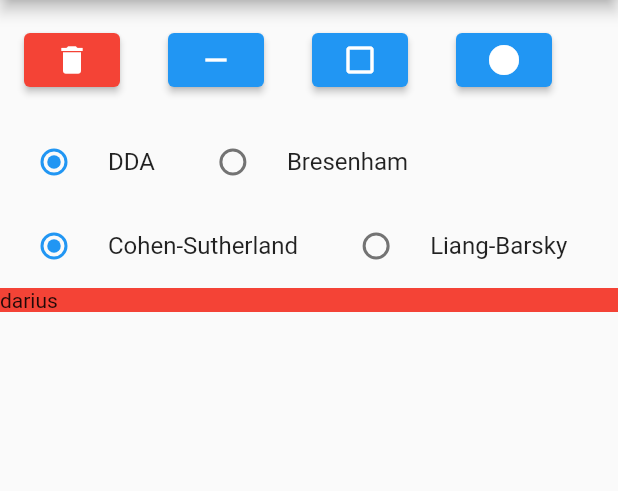
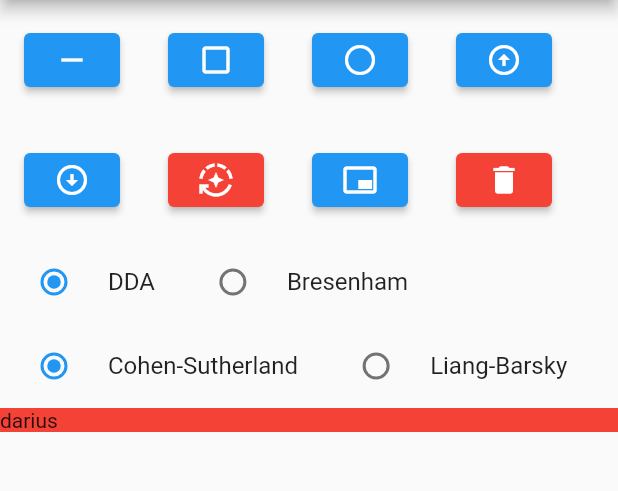
Before and after one commit to Saimom000/TP1_Paint, a Flutter app: the screen it shows after launch, after a tap on the "remove" icon, on a phone screen of 412 x 824 dp, the part 84-575 px from its top. Run offline on Flutter 3.47's test engine with Material 2 defaults, Android fonts, the phone set to English and light mode, and no system bars.

Commit message:
ajustando botões

```diff
--- a/lib/main.dart
+++ b/lib/main.dart
@@ -44,12 +44,43 @@ class MyHomePage extends StatefulWidget {
   State<MyHomePage> createState() => _MyHomePageState();
 }
 
+class IconItem extends StatelessWidget {
+  final IconData iconItem;
+  final String descricao;
+  final Color cor;
+  final Color corBotao;
+  final Function() funcao;
+
+  const IconItem(
+      this.iconItem, this.descricao, this.cor, this.corBotao, this.funcao,
+      {super.key});
+
+  @override
+  Widget build(BuildContext context) {
+    return Padding(
+        padding: const EdgeInsets.all(16.0),
+        child: Tooltip(
+          message: descricao,
+          child: ElevatedButton(
+            style: ElevatedButton.styleFrom(backgroundColor: corBotao),
+            onPressed: funcao,
+            child: Icon(
+              iconItem,
+              color: cor,
+            ),
+          ),
+        ));
+  }
+}
+
 class _MyHomePageState extends State<MyHomePage> {
   Objeto? _objetoAtual;
 
   // final todosObjetos = <Objeto>[];
   List<Objeto> todosObjetos = [];
   var scale = 60.0;
+  static const movimentoTela = 5.0;
+  var pixel = 1.0;
   var rastAlg = false;
   var recoAlg = false;
   var fechar = false;
@@ -61,13 +92,20 @@ class _MyHomePageState extends State<MyHomePage> {
     _criarObjeto();
   }
 
+  Paint _corObjetos() {
+    final paint = Paint()
+      ..color = Colors.black
+      ..strokeWidth = pixel;
+    return paint;
+  }
+
   void _criarObjeto() {
-    _objetoAtual = Objeto(fechar);
+    _objetoAtual = Objeto(fechar, _corObjetos());
     todosObjetos.add(_objetoAtual!);
   }
 
   void _criarCirculo() {
-    _objetoAtual = Circulo(fechar);
+    _objetoAtual = Circulo(fechar, _corObjetos());
     todosObjetos.add(_objetoAtual!);
   }
 
@@ -78,8 +116,8 @@ class _MyHomePageState extends State<MyHomePage> {
       } else if (_objetoAtual!.points.length < 2) {
         _objetoAtual?.points.add(details.localPosition);
       } else {
-        _objetoAtual = Circulo(fechar);
-        todosObjetos.add(_objetoAtual!);
+        _criarCirculo();
+        _objetoAtual?.points.add(details.localPosition);
       }
     });
   }
@@ -111,6 +149,20 @@ class _MyHomePageState extends State<MyHomePage> {
     });
   }
 
+  void _voltaPasso() {
+    setState(() {
+      if (_objetoAtual!.points.isNotEmpty) {
+        _objetoAtual!.points.removeLast();
+      } else {
+        todosObjetos.removeLast();
+        if (todosObjetos.isNotEmpty) {
+          _objetoAtual = todosObjetos.last;
+          _objetoAtual!.points.removeLast();
+        }
+      }
+    });
+  }
+
   void _mudarEscala(int i) {
     setState(() {
       scale += i;
@@ -138,16 +190,16 @@ class _MyHomePageState extends State<MyHomePage> {
       body: CallbackShortcuts(
         bindings: <ShortcutActivator, VoidCallback>{
           const SingleActivator(LogicalKeyboardKey.arrowLeft): () {
-            _mover(-3, 0);
+            _mover(movimentoTela * -1, 0);
           },
           const SingleActivator(LogicalKeyboardKey.arrowRight): () {
-            _mover(3, 0);
+            _mover(movimentoTela, 0);
           },
           const SingleActivator(LogicalKeyboardKey.arrowUp): () {
-            _mover(0, -3);
+            _mover(0, movimentoTela * -1);
           },
           const SingleActivator(LogicalKeyboardKey.arrowDown): () {
-            _mover(0, 3);
+            _mover(0, movimentoTela);
           },
         },
         child: Listener(
@@ -168,41 +220,37 @@ class _MyHomePageState extends State<MyHomePage> {
               children: [
                 Wrap(
                   children: [
-                    // IconButton(onPressed: () {}, icon: Icon(Icons.abc)),
-                    Padding(
-                      padding: const EdgeInsets.all(16),
-                      child: ElevatedButton(
-                        style: ElevatedButton.styleFrom(
-                            backgroundColor: Colors.red),
-                        onPressed: _limparTodosObjetos,
-                        child: const Icon(Icons.delete),
-                        // label: Text('asdasd'),
-                      ),
-                    ),
-                    Padding(
-                      padding: const EdgeInsets.all(16),
-                      child: ElevatedButton(
-                        onPressed: _botaoObjetoAtual,
-                        child: const Icon(Icons.remove),
-                        // label: Text('asdasd'),
-                      ),
-                    ),
-                    Padding(
-                      padding: const EdgeInsets.all(16),
-                      child: ElevatedButton(
-                        onPressed: _botaoObjetoAtualFechar,
-                        child: const Icon(Icons.check_box_outline_blank),
-                        // label: Text('asdasd'),
-                      ),
-                    ),
-                    Padding(
-                      padding: const EdgeInsets.all(16),
-                      child: ElevatedButton(
-                        onPressed: _botaoCirculo,
-                        child: const Icon(Icons.circle),
-                        // label: Text('asdasd'),
-                      ),
-                    ),
+                    IconItem(Icons.remove, 'Linhas', Colors.white, Colors.blue,
+                        _botaoObjetoAtual),
+
+                    IconItem(Icons.check_box_outline_blank, 'Objeto fechado',
+                        Colors.white, Colors.blue, _botaoObjetoAtualFechar),
+
+                    IconItem(Icons.circle_outlined, 'Circulo', Colors.white,
+                        Colors.blue, _botaoCirculo),
+
+                    IconItem(Icons.arrow_circle_up, 'Aumentar escala',
+                        Colors.white, Colors.blue, _botaoCirculo),
+
+                    IconItem(Icons.arrow_circle_down, 'Diminuir escala',
+                        Colors.white, Colors.blue, _botaoCirculo),
+
+                    IconItem(Icons.auto_mode, 'Desfazer', Colors.white,
+                        Colors.red, _voltaPasso),
+                    // Padding(
+                    //   padding: const EdgeInsets.all(16),
+                    //   child: ElevatedButton(
+                    //     onPressed: _botaoCirculo,
+                    //     child: const Icon(Icons.border_all),
+                    //     // label: Text('asdasd'),
+                    //   ),
+                    // ),
+                    IconItem(Icons.branding_watermark_outlined, 'Criar Janela',
+                        Colors.white, Colors.blue, _botaoCirculo),
+
+                    IconItem(Icons.delete, 'Limpar tudo', Colors.white,
+                        Colors.red, _limparTodosObjetos),
+
                     IntrinsicWidth(
                       child: RadioListTile(
                         title: const Text('DDA'),
@@ -294,10 +342,6 @@ class MyPainter extends CustomPainter {
 
   @override
   void paint(Canvas canvas, Size size) {
-    final paint = Paint()
-      ..color = Colors.black
-      ..strokeWidth = 1;
-
     final b = Paint()
       ..color = Colors.blue
       ..strokeWidth = 3;
@@ -306,12 +350,12 @@ class MyPainter extends CustomPainter {
     for (var objeto in todosObjetos) {
       if (objeto is! Circulo) {
         if (rasterizacao == Rasterizacao.dda) {
-          _objetosDDA(canvas, paint, objeto);
+          _objetosDDA(canvas, objeto.paint, objeto);
         } else {
-          _objetosBresenham(canvas, paint, objeto);
+          _objetosBresenham(canvas, objeto.paint, objeto);
         }
       } else {
-        _ciculoBresenham(canvas, paint, objeto);
+        _ciculoBresenham(canvas, objeto.paint, objeto);
       }
     }
     // Desenhar os pontos clicados
@@ -491,32 +535,17 @@ class MyPainter extends CustomPainter {
       }
     }
 
-    // final passos = dx.abs() > dy.abs() ? dx.abs() : dy.abs();
-
-    // final xIncr = dx / passos;
-    // final yIncr = dy / passos;
-
-    // var x = ponto2.dx;
-    // var y = ponto2.dy;
-
-    // offsets.add(Offset(x.roundToDouble(), y.roundToDouble()));
-
-    // for (var k = 0; k < passos; k++) {
-    //   x += xIncr;
-    //   y += yIncr;
-    //   offsets.add(Offset(x.roundToDouble(), y.roundToDouble()));
-    // }
-
     return offsets;
   }
 }
 
 class Circulo extends Objeto {
-  Circulo(super.fechar);
+  Circulo(super.fechar, super.paint);
 }
 
 class Objeto {
   final List<Offset> points = [];
   var fechar = false;
-  Objeto(this.fechar);
+  Paint paint;
+  Objeto(this.fechar, this.paint);
 }
```
